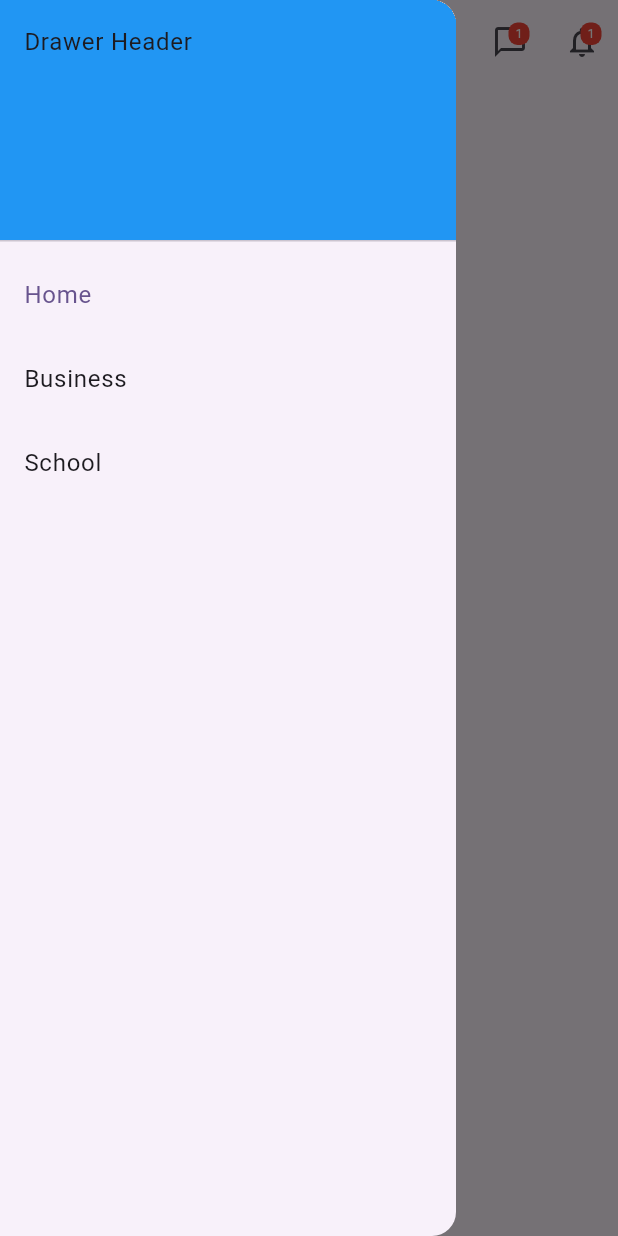
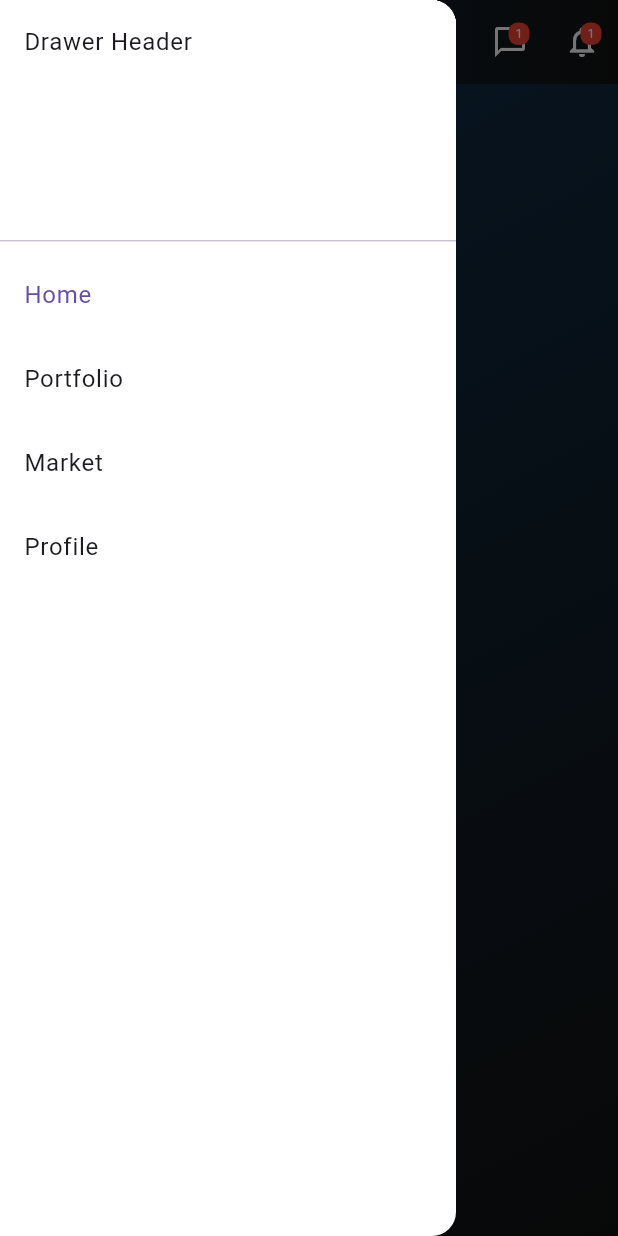
Before and after one commit to huykgit98/devfin_ui_kit, a Flutter app: the screen it shows after launch, with the side drawer open, on a phone screen of 412 x 824 dp. Run offline on Flutter 3.47's test engine with Material 3 defaults, Android fonts, the phone set to English and light mode, and no system bars; our stand-ins replace flutter_swiper_view.

Commit message:
added background color

```diff
--- a/lib/home/home.dart
+++ b/lib/home/home.dart
@@ -1,3 +1,4 @@
+import 'package:devfin_ui_kit/utils.dart';
 import 'package:flutter/material.dart';
 import 'package:flutter_swiper_view/flutter_swiper_view.dart';
 
@@ -17,27 +18,34 @@ class _HomePageState extends State<HomePage> {
         preferredSize: const Size.fromHeight(kToolbarHeight),
         child: _buildAppBar(),
       ),
-      body: const Center(
-        child: Column(
+      body: Container(
+        width: double.maxFinite,
+        height: double.maxFinite,
+        decoration: const BoxDecoration(
+            gradient: LinearGradient(
+          colors: ColorsUtil.linearGradient,
+          begin: Alignment.topLeft,
+          end: Alignment.bottomRight,
+        )),
+        child: const Center(
+            child: Column(
           mainAxisAlignment: MainAxisAlignment.center,
           children: <Widget>[],
-        ),
+        )),
       ),
     );
   }
 
   Widget _buildDrawer() {
     return Drawer(
-      // Add a ListView to the drawer. This ensures the user can scroll
-      // through the options in the drawer if there isn't enough vertical
-      // space to fit everything.
+      backgroundColor: Colors.white,
       child: ListView(
         // Important: Remove any padding from the ListView.
         padding: EdgeInsets.zero,
         children: [
           const DrawerHeader(
             decoration: BoxDecoration(
-              color: Colors.blue,
+              color: Colors.white,
             ),
             child: Text('Drawer Header'),
           ),
@@ -45,12 +53,11 @@ class _HomePageState extends State<HomePage> {
             title: const Text('Home'),
             selected: true,
             onTap: () {
-              // Then close the drawer
               Navigator.pop(context);
             },
           ),
           ListTile(
-            title: const Text('Business'),
+            title: const Text('Portfolio'),
             selected: false,
             onTap: () {
               // Then close the drawer
@@ -58,10 +65,16 @@ class _HomePageState extends State<HomePage> {
             },
           ),
           ListTile(
-            title: const Text('School'),
+            title: const Text('Market'),
             selected: false,
             onTap: () {
-              // Then close the drawer
+              Navigator.pop(context);
+            },
+          ),
+          ListTile(
+            title: const Text('Profile'),
+            selected: false,
+            onTap: () {
               Navigator.pop(context);
             },
           ),
@@ -72,18 +85,48 @@ class _HomePageState extends State<HomePage> {
 
   Widget _buildAppBar() {
     return AppBar(
-      // backgroundColor: Theme.of(context).colorScheme.inversePrimary,
+      leading: Builder(
+        builder: (context) => IconButton(
+          iconSize: 32,
+          icon: const Icon(Icons.menu_outlined, color: Colors.white),
+          onPressed: () => Scaffold.of(context).openDrawer(),
+        ),
+      ),
+      flexibleSpace: Container(
+        decoration: const BoxDecoration(
+          gradient: LinearGradient(
+            colors: ColorsUtil.linearGradient,
+            // begin: Alignment.topLeft,
+            // end: Alignment.bottomRight,
+          ),
+        ),
+      ),
       title: const TextField(
+        style: TextStyle(color: Colors.white),
         decoration: InputDecoration(
           hintText: 'Search',
-          prefixIcon: Icon(Icons.search),
+          hintStyle: TextStyle(color: Color(0xFFA6A6AA)),
+          prefixIcon: Icon(Icons.search, color: Colors.white, size: 24),
+          filled: true,
+          fillColor: Color(0xFF323340),
           border: InputBorder.none,
+          isDense: true,
+          contentPadding: EdgeInsets.all(8),
+          enabledBorder: OutlineInputBorder(
+            borderRadius: BorderRadius.all(Radius.circular(40.0)),
+            borderSide: BorderSide(color: Color(0xFF323340)),
+          ),
+          focusedBorder: OutlineInputBorder(
+            borderRadius: BorderRadius.all(Radius.circular(40.0)),
+            borderSide: BorderSide(color: Color(0xFF323340)),
+          ),
         ),
       ),
       actions: <Widget>[
         Stack(
           children: <Widget>[
             IconButton(
+              color: Colors.white,
               icon: const Icon(Icons.chat_bubble_outline),
               onPressed: () {},
             ),
@@ -115,6 +158,7 @@ class _HomePageState extends State<HomePage> {
         Stack(
           children: <Widget>[
             IconButton(
+              color: Colors.white,
               icon: const Icon(Icons.notifications_none),
               onPressed: () {},
             ),
--- a/lib/main.dart
+++ b/lib/main.dart
@@ -14,7 +14,6 @@ class MyApp extends StatelessWidget {
     return MaterialApp(
       title: 'Flutter Demo',
       theme: ThemeData(
-        colorScheme: ColorScheme.fromSeed(seedColor: Colors.deepPurple),
         useMaterial3: true,
       ),
       home: const HomePage(),
--- /dev/null
+++ b/lib/utils.dart
@@ -0,0 +1,5 @@
+import 'package:flutter/material.dart';
+
+class ColorsUtil {
+  static const linearGradient = [Color(0xff0E2E4A), Color(0xff121212)];
+}
```
